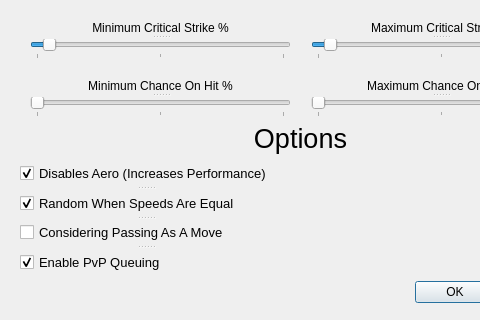
Before: the Qt Designer form WoWPetBattler/Preferences.ui in Elegant996/WoWPetBattler, drawn with Qt 5; both pictures show x 0 to 480 and y 157 to 477 of the 600 by 477 pixel window.
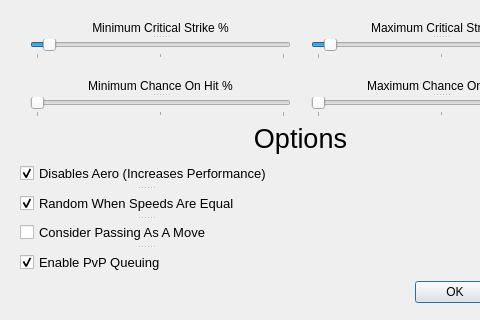
After: the same form once the commit is applied.

The edit to the form file:
```diff
--- a/WoWPetBattler/Preferences.ui
+++ b/WoWPetBattler/Preferences.ui
@@ -131,7 +131,7 @@
         </font>
        </property>
        <property name="text">
-        <string>Considering Passing As A Move</string>
+        <string>Consider Passing As A Move</string>
        </property>
        <property name="checked">
         <bool>false</bool>
```
Left out of the diff: 4 changed lines with no effect on the pictures.
